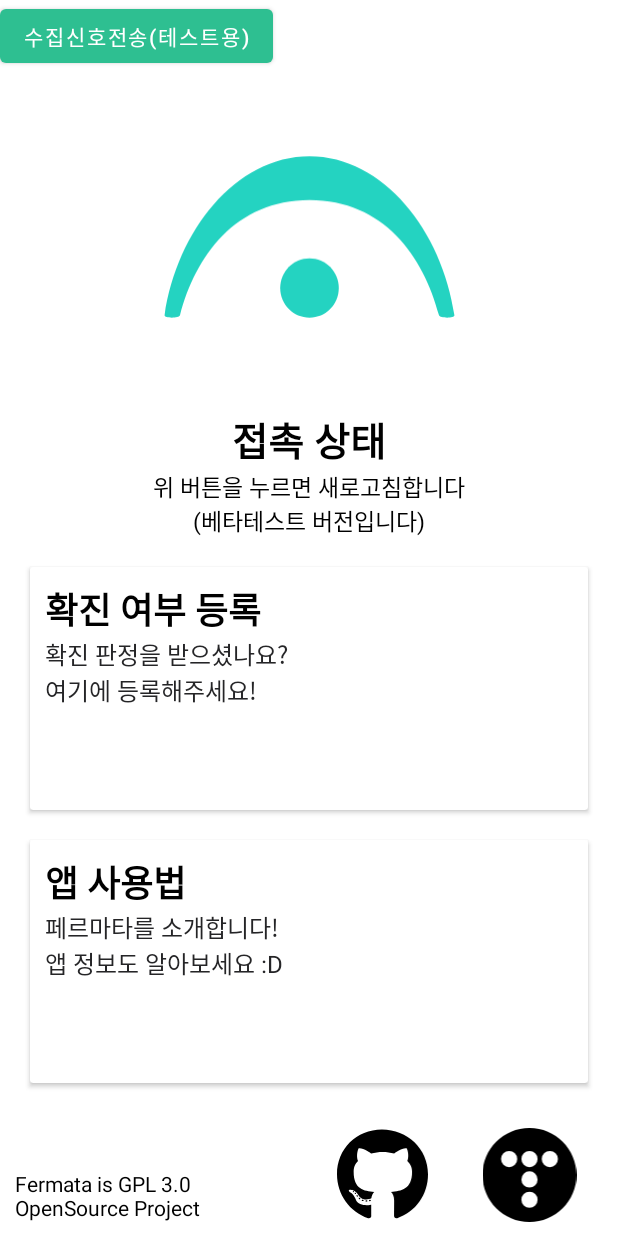
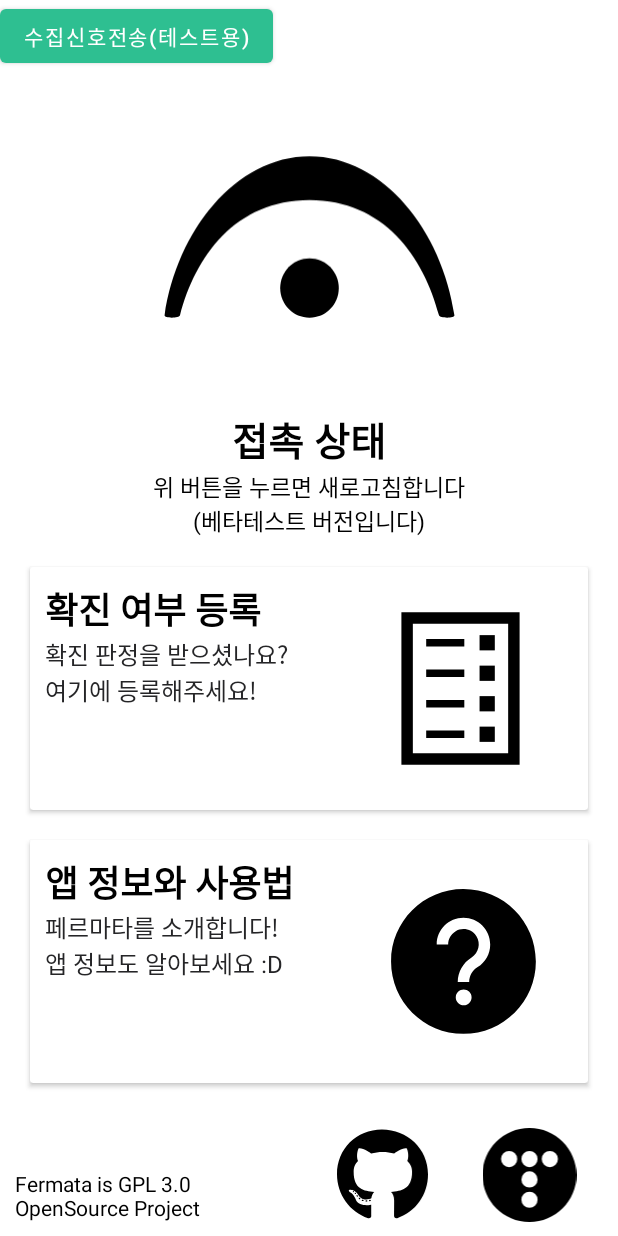
Before and after one commit to TeamFermata/Fermata-Android-OLD, an Android app: the layout activity_main.xml on its own in the app's theme, with its tools: preview values and no code run, on a phone screen of 412 x 824 dp. Run offline under Robolectric (Android 15) with nearby library versions, the light colour scheme and no system bars.

Commit message:
Design Updated

```diff
--- a/src/app/src/main/res/layout/activity_main.xml
+++ b/src/app/src/main/res/layout/activity_main.xml
@@ -53,8 +53,8 @@
                     android:padding="5dp"
                     android:scaleType="fitCenter"
                     android:src="@drawable/ic_fermata"
-                    android:tint="#24D3C1"
-                    app:srcCompat="@drawable/ic_fermata"></ImageView>
+                    android:tint="#00FFFFFF"
+                    app:srcCompat="@drawable/ic_states_ok"></ImageView>
 
                 <LinearLayout
                     android:layout_width="match_parent"
@@ -112,6 +112,12 @@
                 <LinearLayout
                     android:layout_width="match_parent"
                     android:layout_height="match_parent"
+                    android:gravity="right"
+                    android:orientation="horizontal">
+
+                    <LinearLayout
+                        android:layout_width="wrap_content"
+                        android:layout_height="match_parent"
                         android:layout_margin="10dp"
                         android:orientation="vertical">
 
@@ -132,6 +138,17 @@
                             android:textColor="#252527"
                             android:textSize="16sp" />
                     </LinearLayout>
+
+                    <ImageView
+                        android:id="@+id/imageView2"
+                        android:layout_width="match_parent"
+                        android:layout_height="match_parent"
+                        android:padding="20dp"
+                        android:paddingEnd="0dp"
+                        app:srcCompat="@drawable/ic_infectionadd" />
+
+                </LinearLayout>
+
             </androidx.cardview.widget.CardView>
 
             <androidx.cardview.widget.CardView
@@ -148,26 +165,43 @@
                 <LinearLayout
                     android:layout_width="match_parent"
                     android:layout_height="match_parent"
+                    android:gravity="right"
+                    android:orientation="horizontal">
+
+                    <LinearLayout
+                        android:layout_width="wrap_content"
+                        android:layout_height="match_parent"
                         android:layout_margin="10dp"
                         android:orientation="vertical">
 
                         <TextView
-                        android:id="@+id/textView5"
-                        android:layout_width="wrap_content"
+                            android:id="@+id/textView_AppInformation_Title"
+                            android:layout_width="match_parent"
                             android:layout_height="wrap_content"
-                        android:text="앱 사용법"
+                            android:text="앱 정보와 사용법"
                             android:textColor="#000000"
                             android:textSize="24sp"
                             android:textStyle="bold" />
 
                         <TextView
-                        android:id="@+id/textView7"
-                        android:layout_width="wrap_content"
+                            android:id="@+id/textView_AppInformation_Label"
+                            android:layout_width="match_parent"
                             android:layout_height="wrap_content"
                             android:text="페르마타를 소개합니다!\n앱 정보도 알아보세요 :D"
                             android:textColor="#252527"
                             android:textSize="16sp" />
                     </LinearLayout>
+
+                    <ImageView
+                        android:id="@+id/imageView5"
+                        android:layout_width="match_parent"
+                        android:layout_height="match_parent"
+                        android:padding="20dp"
+                        android:paddingEnd="0dp"
+                        app:srcCompat="@drawable/ic_appinformation" />
+
+                </LinearLayout>
+
             </androidx.cardview.widget.CardView>
 
             <LinearLayout
```
Lines whose indentation alone changed are shown as unchanged.
